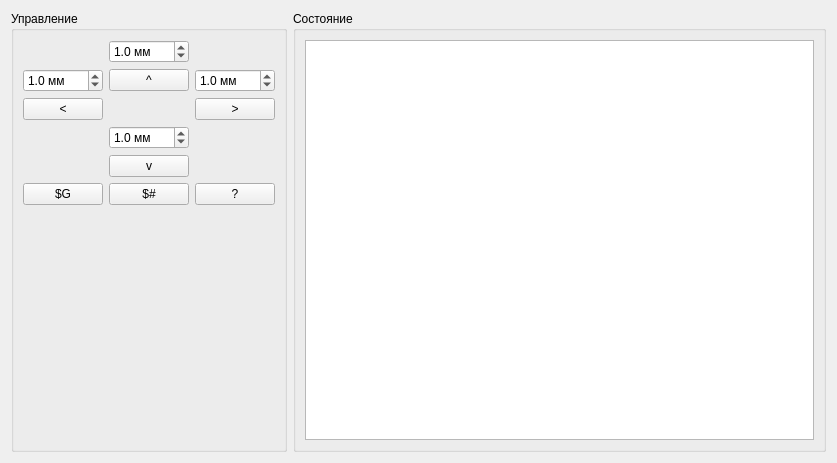
Old version of the form movewidget.ui in the repository igrekus/board_cutter.
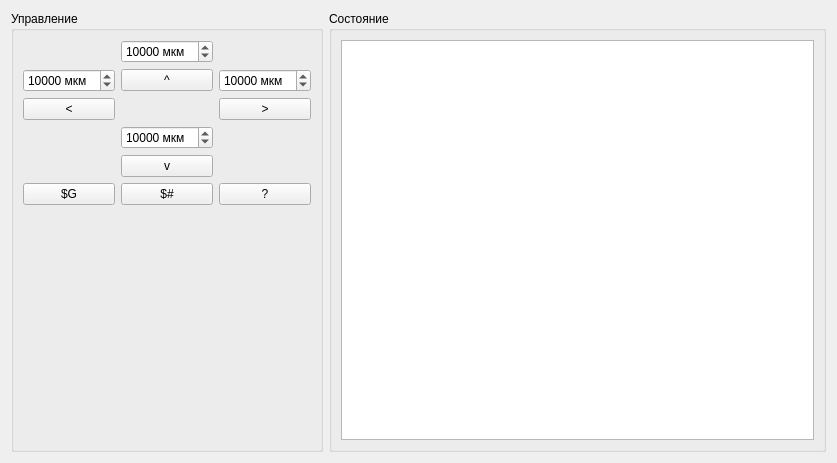
New version of the form.

Commit message: feat: implement axial movement logic and GUI controls

The edit to the form file:
```diff
--- a/movewidget.ui
+++ b/movewidget.ui
@@ -37,44 +37,6 @@
         <property name="sizeConstraint">
          <enum>QLayout::SetFixedSize</enum>
         </property>
-        <item row="0" column="1">
-         <widget class="QDoubleSpinBox" name="spinUp">
-          <property name="sizePolicy">
-           <sizepolicy hsizetype="Minimum" vsizetype="Fixed">
-            <horstretch>0</horstretch>
-            <verstretch>0</verstretch>
-           </sizepolicy>
-          </property>
-          <property name="suffix">
-           <string> мм</string>
-          </property>
-          <property name="decimals">
-           <number>1</number>
-          </property>
-          <property name="value">
-           <double>1.000000000000000</double>
-          </property>
-         </widget>
-        </item>
-        <item row="1" column="0">
-         <widget class="QDoubleSpinBox" name="spinLeft">
-          <property name="sizePolicy">
-           <sizepolicy hsizetype="Minimum" vsizetype="Fixed">
-            <horstretch>0</horstretch>
-            <verstretch>0</verstretch>
-           </sizepolicy>
-          </property>
-          <property name="suffix">
-           <string> мм</string>
-          </property>
-          <property name="decimals">
-           <number>1</number>
-          </property>
-          <property name="value">
-           <double>1.000000000000000</double>
-          </property>
-         </widget>
-        </item>
         <item row="1" column="1">
          <widget class="QPushButton" name="btnUp">
           <property name="sizePolicy">
@@ -88,25 +50,6 @@
           </property>
          </widget>
         </item>
-        <item row="1" column="2">
-         <widget class="QDoubleSpinBox" name="spinRight">
-          <property name="sizePolicy">
-           <sizepolicy hsizetype="Minimum" vsizetype="Fixed">
-            <horstretch>0</horstretch>
-            <verstretch>0</verstretch>
-           </sizepolicy>
-          </property>
-          <property name="suffix">
-           <string> мм</string>
-          </property>
-          <property name="decimals">
-           <number>1</number>
-          </property>
-          <property name="value">
-           <double>1.000000000000000</double>
-          </property>
-         </widget>
-        </item>
         <item row="2" column="0">
          <widget class="QPushButton" name="btnLeft">
           <property name="sizePolicy">
@@ -133,25 +76,6 @@
           </property>
          </widget>
         </item>
-        <item row="3" column="1">
-         <widget class="QDoubleSpinBox" name="spnDown">
-          <property name="sizePolicy">
-           <sizepolicy hsizetype="Minimum" vsizetype="Fixed">
-            <horstretch>0</horstretch>
-            <verstretch>0</verstretch>
-           </sizepolicy>
-          </property>
-          <property name="suffix">
-           <string> мм</string>
-          </property>
-          <property name="decimals">
-           <number>1</number>
-          </property>
-          <property name="value">
-           <double>1.000000000000000</double>
-          </property>
-         </widget>
-        </item>
         <item row="4" column="1">
          <widget class="QPushButton" name="btnDown">
           <property name="sizePolicy">
@@ -165,6 +89,94 @@
           </property>
          </widget>
         </item>
+        <item row="1" column="2">
+         <widget class="QSpinBox" name="spinRight">
+          <property name="sizePolicy">
+           <sizepolicy hsizetype="Minimum" vsizetype="Fixed">
+            <horstretch>0</horstretch>
+            <verstretch>0</verstretch>
+           </sizepolicy>
+          </property>
+          <property name="suffix">
+           <string> мкм</string>
+          </property>
+          <property name="maximum">
+           <number>1000000</number>
+          </property>
+          <property name="singleStep">
+           <number>1000</number>
+          </property>
+          <property name="value">
+           <number>10000</number>
+          </property>
+         </widget>
+        </item>
+        <item row="0" column="1">
+         <widget class="QSpinBox" name="spinUp">
+          <property name="sizePolicy">
+           <sizepolicy hsizetype="Minimum" vsizetype="Fixed">
+            <horstretch>0</horstretch>
+            <verstretch>0</verstretch>
+           </sizepolicy>
+          </property>
+          <property name="suffix">
+           <string> мкм</string>
+          </property>
+          <property name="maximum">
+           <number>1000000</number>
+          </property>
+          <property name="singleStep">
+           <number>1000</number>
+          </property>
+          <property name="value">
+           <number>10000</number>
+          </property>
+         </widget>
+        </item>
+        <item row="1" column="0">
+         <widget class="QSpinBox" name="spinLeft">
+          <property name="sizePolicy">
+           <sizepolicy hsizetype="Minimum" vsizetype="Fixed">
+            <horstretch>0</horstretch>
+            <verstretch>0</verstretch>
+           </sizepolicy>
+          </property>
+          <property name="suffix">
+           <string> мкм</string>
+          </property>
+          <property name="maximum">
+           <number>1000000</number>
+          </property>
+          <property name="singleStep">
+           <number>1000</number>
+          </property>
+          <property name="value">
+           <number>10000</number>
+          </property>
+         </widget>
+        </item>
+        <item row="3" column="1">
+         <widget class="QSpinBox" name="spinDown">
+          <property name="sizePolicy">
+           <sizepolicy hsizetype="Minimum" vsizetype="Fixed">
+            <horstretch>0</horstretch>
+            <verstretch>0</verstretch>
+           </sizepolicy>
+          </property>
+          <property name="suffix">
+           <string> мкм</string>
+          </property>
+          <property name="maximum">
+           <number>1000000</number>
+          </property>
+          <property name="singleStep">
+           <number>1000</number>
+          </property>
+          <property name="value">
+           <number>10000</number>
+          </property>
+         </widget>
+        </item>
        </layout>
       </item>
       <item>
```
The commit also changes 3 other files.
